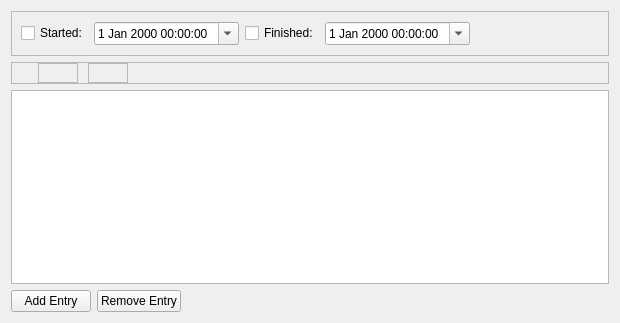
Before: the Qt Designer form src/workpackage/taskcompletionpanel.ui in KDE/calligraplan, drawn with Qt 5.
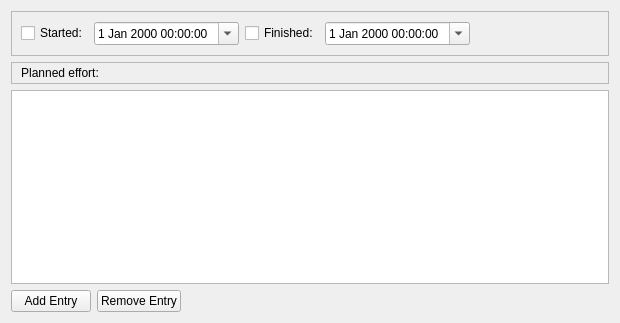
After: the same form once the commit is applied. Custom widgets are drawn as their Qt base class.

What changed in the file:
```diff
--- a/src/workpackage/taskcompletionpanel.ui
+++ b/src/workpackage/taskcompletionpanel.ui
@@ -100,81 +100,13 @@
         <item>
          <widget class="QLabel" name="ui_plannedLabel">
           <property name="text">
-           <string/>
+           <string notr="true">Planned effort:</string>
           </property>
           <property name="alignment">
            <set>Qt::AlignCenter</set>
           </property>
          </widget>
         </item>
-        <item>
-         <layout class="QHBoxLayout" name="horizontalLayout_5">
-          <item>
-           <widget class="QFrame" name="frame_2">
-            <property name="frameShape">
-             <enum>QFrame::StyledPanel</enum>
-            </property>
-            <property name="frameShadow">
-             <enum>QFrame::Sunken</enum>
-            </property>
-            <layout class="QHBoxLayout" name="horizontalLayout_2">
-             <property name="topMargin">
-              <number>0</number>
-             </property>
-             <property name="bottomMargin">
-              <number>0</number>
-             </property>
-             <item>
-              <widget class="QLabel" name="ui_labelResource">
-               <property name="text">
-                <string/>
-               </property>
-              </widget>
-             </item>
-             <item>
-              <widget class="QLabel" name="ui_plannedResource">
-               <property name="text">
-                <string/>
-               </property>
-              </widget>
-             </item>
-            </layout>
-           </widget>
-          </item>
-          <item>
-           <widget class="QFrame" name="frame_3">
-            <property name="frameShape">
-             <enum>QFrame::StyledPanel</enum>
-            </property>
-            <property name="frameShadow">
-             <enum>QFrame::Sunken</enum>
-            </property>
-            <layout class="QHBoxLayout" name="horizontalLayout_4">
-             <property name="topMargin">
-              <number>0</number>
-             </property>
-             <property name="bottomMargin">
-              <number>0</number>
-             </property>
-             <item>
-              <widget class="QLabel" name="ui_labelTask">
-               <property name="text">
-                <string/>
-               </property>
-              </widget>
-             </item>
-             <item>
-              <widget class="QLabel" name="ui_plannedTask">
-               <property name="text">
-                <string/>
-               </property>
-              </widget>
-             </item>
-            </layout>
-           </widget>
-          </item>
-         </layout>
-        </item>
         <item>
          <spacer>
           <property name="orientation">
```
